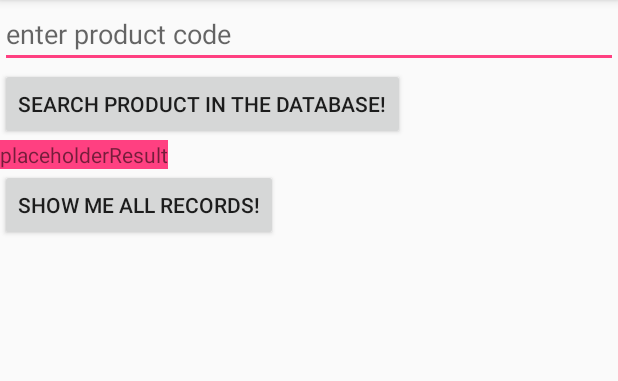
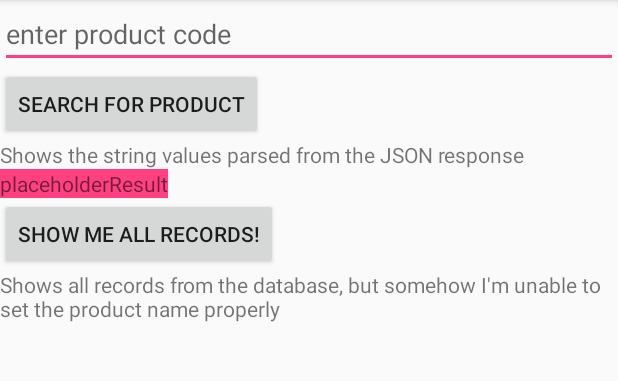
Before and after one commit to entropy88/LastHomework, an Android app: the screen it shows after launch (MainActivity), on a phone screen of 412 x 824 dp, the part 84-465 px from its top. Run offline under Robolectric (Android 15) with nearby library versions, the phone set to English and light mode, and no system bars; our stand-ins replace Room's generated code.

Commit message:
Parsing JSON, having issues setting the product name even though I'm getting the String value from the json response

```diff
--- a/app/src/main/res/layout/activity_main.xml
+++ b/app/src/main/res/layout/activity_main.xml
@@ -14,8 +14,13 @@
         android:id="@+id/btn_search_product"
         android:layout_width="wrap_content"
         android:layout_height="wrap_content"
-        android:text="Search product in the database!"
+        android:text="Search for product"
         />
+
+    <TextView
+        android:layout_width="wrap_content"
+        android:layout_height="wrap_content"
+        android:text="Shows the string values parsed from the JSON response"/>
     <TextView
         android:layout_width="wrap_content"
         android:layout_height="wrap_content"
@@ -32,7 +37,10 @@
         android:layout_height="wrap_content"
         android:text="Show me all records!"
          />
-
+    <TextView
+        android:layout_width="wrap_content"
+        android:layout_height="wrap_content"
+        android:text="Shows all records from the database, but somehow I'm unable to set the product name properly"/>
 <TextView
     android:layout_width="match_parent"
     android:layout_height="wrap_content"
```
Also changed, not shown: app/src/main/java/com/example/entropy/room/fetchData.java (+24 -22 lines).
